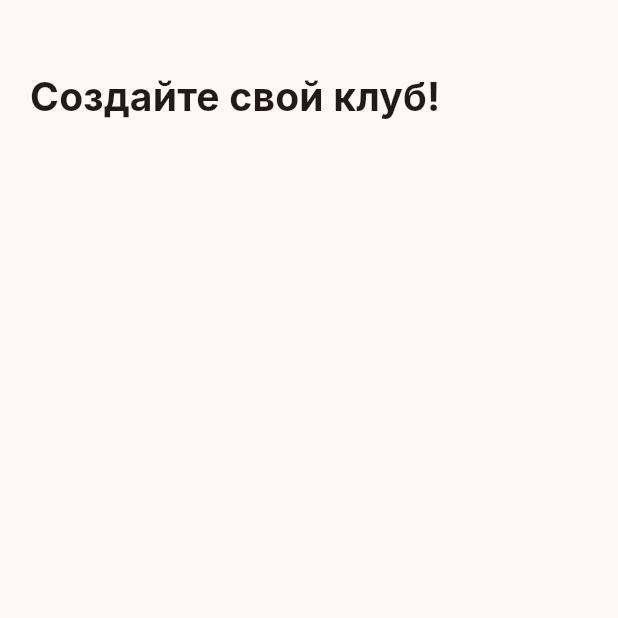
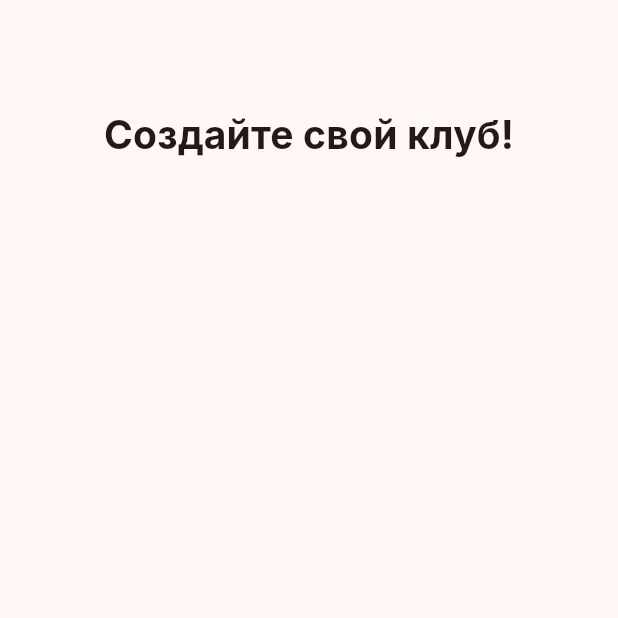
Before and after one commit to AlexandrCSF/bookTalk_FE, a Flutter app: the CreateClubPage screen opened by its route, on a phone screen of 412 x 824 dp, the top half of it. Run offline on Flutter 3.47's test engine with Material 3 defaults, Android fonts, the phone set to English and light mode, and no system bars; our stand-ins replace auto_route, device_preview, google_fonts, material_design_icons_flutter, table_calendar.

```diff
--- a/lib/pages/create_club_page/create_club_page.dart
+++ b/lib/pages/create_club_page/create_club_page.dart
@@ -10,18 +10,15 @@ class CreateClubPage extends StatelessWidget {
     final colors = Theme.of(context).colorScheme;
     final text = Theme.of(context).textTheme;
     return Scaffold(
-      body: SafeArea(
-        child: Padding(
-          padding: const EdgeInsets.only(left: 20, right: 20),
+      body: Padding(
+        padding: const EdgeInsets.only(left: 20, right: 20, top: 70),
+        child: Align(
+          alignment: Alignment.center,
           child: Column(
-            crossAxisAlignment: CrossAxisAlignment.center,
             children: [
-              Padding(
-                padding: const EdgeInsets.only(top: 45),
-                child: Text(
-                  "Создайте свой клуб!",
-                  style: text.titleMedium?.copyWith(color: colors.onBackground),
-                ),
+              Text(
+                "Создайте свой клуб!",
+                style: text.titleMedium?.copyWith(color: colors.onBackground),
               ),
             ],
           ),
```
Also changed, not shown: lib/pages/interests_page/interests_page.dart (+18 -2 lines).
